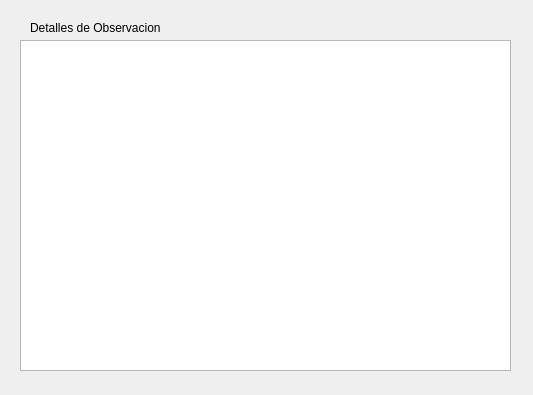
Above: ventanaDetallesObservacion.ui from AyeQuinteros15/DemoPracticas before the change. Below: the same form after it.
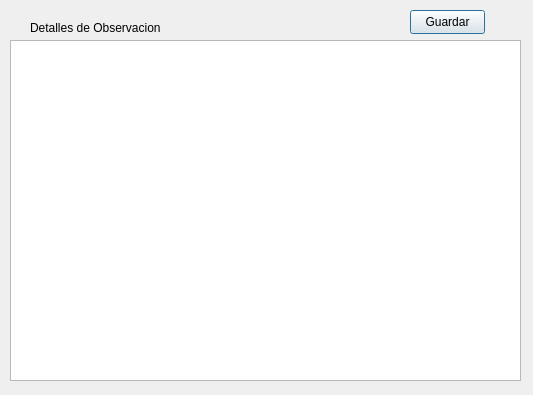
That is the form after the change.

```diff
--- a/ventanaDetallesObservacion.ui
+++ b/ventanaDetallesObservacion.ui
@@ -29,13 +29,26 @@
   <widget class="QTextEdit" name="textEditDetallesObservacion">
    <property name="geometry">
     <rect>
-     <x>20</x>
+     <x>10</x>
      <y>40</y>
-     <width>491</width>
-     <height>331</height>
+     <width>511</width>
+     <height>341</height>
     </rect>
    </property>
   </widget>
+  <widget class="QPushButton" name="btnGuardarObservacion">
+   <property name="geometry">
+    <rect>
+     <x>410</x>
+     <y>10</y>
+     <width>75</width>
+     <height>24</height>
+    </rect>
+   </property>
+   <property name="text">
+    <string>Guardar</string>
+   </property>
+  </widget>
  </widget>
  <resources/>
  <connections/>
```
